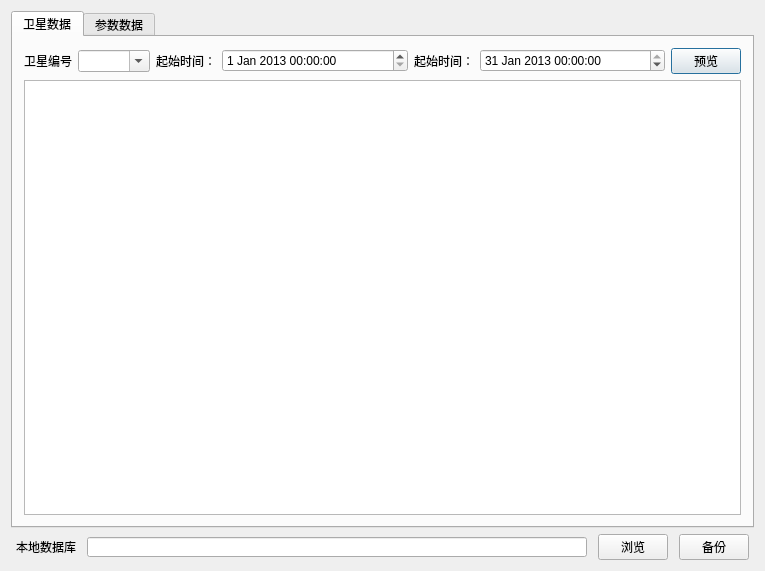
Above: backupdb.ui from histest/DACS before the change. Below: the same form after it.
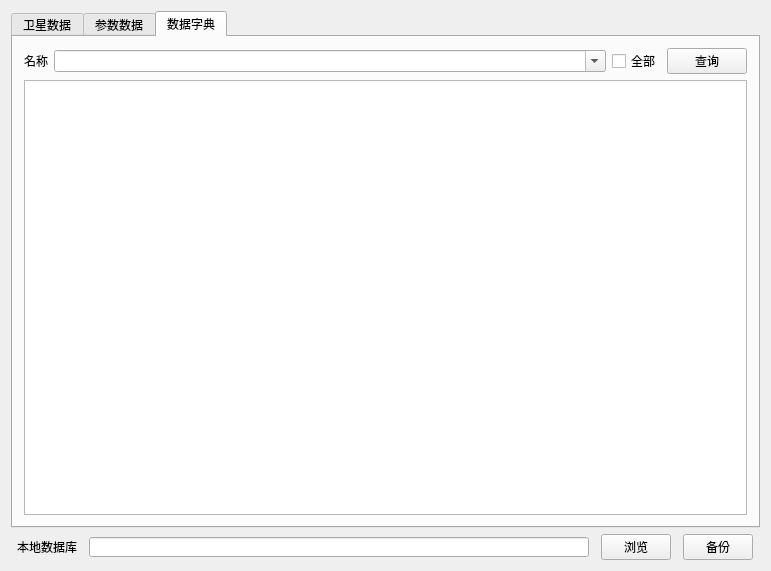
That is the form after the change. The open tabs and pages were chosen to show the change.

The edit to the form file:
```diff
--- a/backupdb.ui
+++ b/backupdb.ui
@@ -6,7 +6,7 @@
    <rect>
     <x>0</x>
     <y>0</y>
-    <width>765</width>
+    <width>771</width>
     <height>571</height>
    </rect>
   </property>
@@ -121,7 +121,7 @@
             </font>
            </property>
            <property name="text">
-            <string>预览</string>
+            <string>查询</string>
            </property>
           </widget>
          </item>
@@ -180,6 +180,54 @@
        </item>
       </layout>
      </widget>
+     <widget class="QWidget" name="widget">
+      <attribute name="title">
+       <string>数据字典</string>
+      </attribute>
+      <layout class="QVBoxLayout" name="verticalLayout_4">
+       <item>
+        <layout class="QHBoxLayout" name="horizontalLayout_4">
+         <item>
+          <widget class="QLabel" name="label_6">
+           <property name="text">
+            <string>名称</string>
+           </property>
+          </widget>
+         </item>
+         <item>
+          <widget class="QComboBox" name="comboBox_3">
+           <property name="sizePolicy">
+            <sizepolicy hsizetype="Expanding" vsizetype="Fixed">
+             <horstretch>0</horstretch>
+             <verstretch>0</verstretch>
+            </sizepolicy>
+           </property>
+           <property name="editable">
+            <bool>true</bool>
+           </property>
+          </widget>
+         </item>
+         <item>
+          <widget class="QCheckBox" name="dictionarycheckBox">
+           <property name="text">
+            <string>全部</string>
+           </property>
+          </widget>
+         </item>
+         <item>
+          <widget class="QPushButton" name="previewButton_3">
+           <property name="text">
+            <string>查询</string>
+           </property>
+          </widget>
+         </item>
+        </layout>
+       </item>
+       <item>
+        <widget class="QTableView" name="tableView_3"/>
+       </item>
+      </layout>
+     </widget>
     </widget>
    </item>
    <item>
```
Left out of the diff: 16 changed lines with no effect on the pictures.
